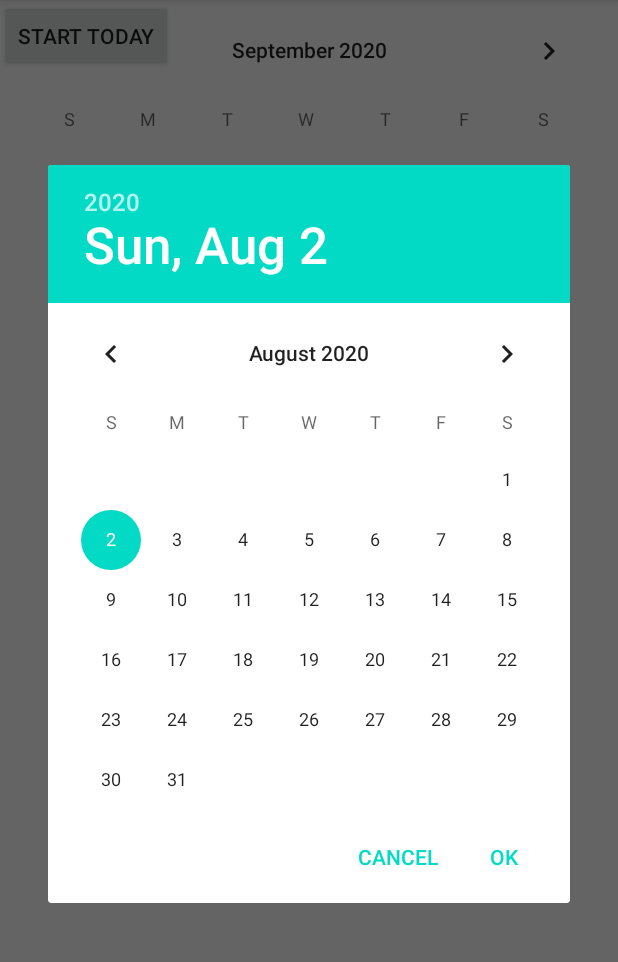
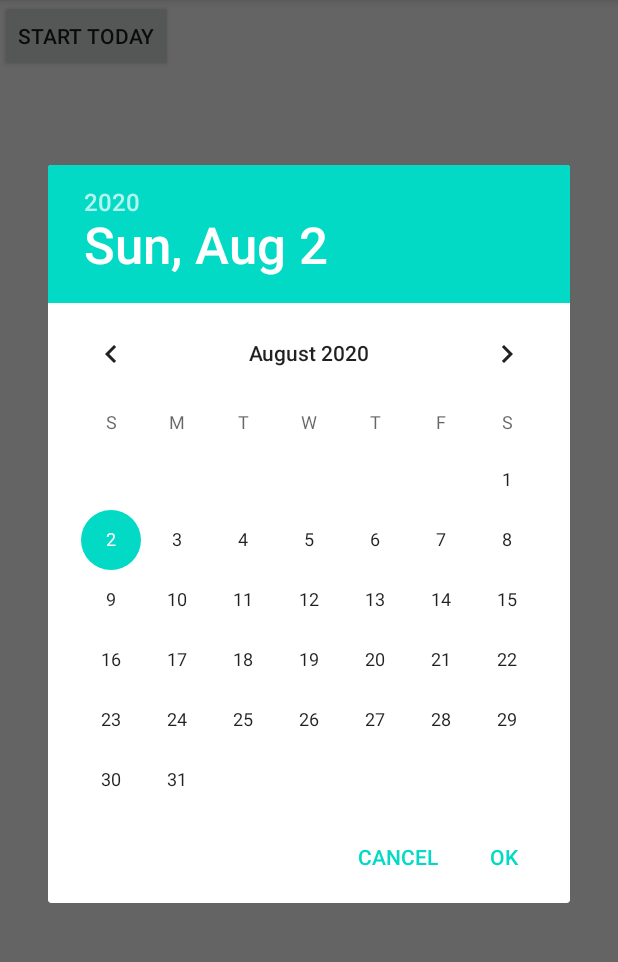
Before and after one commit to MemoTonui/Diary, an Android app: the Page1 screen opened directly, with no data from a screen before it, after a tap on "START TODAY", on a phone screen of 412 x 824 dp, the part 84-1046 px from its top. Run offline under Robolectric (Android 15) with nearby library versions, the phone set to English and light mode, and no system bars; Roboto replaces fonts that are not available here; 2 other taps on this screen came first.

Commit message:
Change colors

```diff
--- a/app/src/main/java/com/moringa/diary/DatePickerFragment.java
+++ b/app/src/main/java/com/moringa/diary/DatePickerFragment.java
@@ -25,5 +25,6 @@ public class DatePickerFragment extends DialogFragment implements DatePickerDial
 
     public void onDateSet(DatePicker view, int year, int month, int day) {
         // Do something with the date chosen by the user
+
     }
 }
--- a/app/src/main/java/com/moringa/diary/Login.java
+++ b/app/src/main/java/com/moringa/diary/Login.java
@@ -33,14 +33,14 @@ public class Login extends AppCompatActivity implements View.OnClickListener {
 
     @Override
     public void onClick(View view) {
-        Intent intent = getIntent();
+      /*  Intent intent = getIntent();
         String name = intent.getStringExtra("name");
         String email = intent.getStringExtra("email");
 
         if( name != mName2.getText().toString() || email != mEmail2.getText().toString()){
 
         }
-        else{
+        else{*/
             String name2 = mName2.getText().toString();
             Intent intent1 = new Intent(Login.this,Page1.class);
             Toast.makeText(Login.this, "Hi "+name2 +" !! You have successfully Logged in", Toast.LENGTH_LONG).show();
@@ -48,4 +48,3 @@ public class Login extends AppCompatActivity implements View.OnClickListener {
         }
 
     }
-}
--- a/app/src/main/java/com/moringa/diary/Page1.java
+++ b/app/src/main/java/com/moringa/diary/Page1.java
@@ -13,7 +13,6 @@ public class Page1 extends AppCompatActivity {
         super.onCreate(savedInstanceState);
         setContentView(R.layout.page1);
 
-
     }
     public void showDatePickerDialog(View v) {
         DialogFragment newFragment = new DatePickerFragment();
--- a/app/src/main/res/layout/activity_main.xml
+++ b/app/src/main/res/layout/activity_main.xml
@@ -31,7 +31,7 @@
         android:layout_alignParentBottom="true"
         android:layout_centerHorizontal="true"
         android:layout_marginBottom="0dp"
-        android:backgroundTint="#CE6D8B"
+        android:backgroundTint="#03DAC5"
         android:text="Click Here to get started"
         android:textColor="#FFFFFF" />
 
--- a/app/src/main/res/layout/login.xml
+++ b/app/src/main/res/layout/login.xml
@@ -14,7 +14,7 @@
         android:layout_marginTop="105dp"
         android:letterSpacing="0.2"
         android:text="Login"
-        android:textColor="#CE6D8B"
+        android:textColor="#03DAC5"
         android:textSize="50dp"
         android:textStyle="bold" />
 
@@ -48,7 +48,7 @@
         android:layout_below="@id/email2"
        android:layout_marginTop="50dp"
         android:layout_centerHorizontal="true"
-        android:backgroundTint="#CE6D8B"
+        android:backgroundTint="#03DAC5"
         android:text="Login"
         android:textColor="#F6FAF9" />
 </RelativeLayout>
--- a/app/src/main/res/layout/page1.xml
+++ b/app/src/main/res/layout/page1.xml
@@ -2,12 +2,6 @@
 <RelativeLayout xmlns:android="http://schemas.android.com/apk/res/android"
     android:layout_width="match_parent"
     android:layout_height="match_parent">
-
-
-    <CalendarView
-        android:id="@+id/calendarView"
-        android:layout_width="match_parent"
-        android:layout_height="266dp" />
 
     <Button
         android:layout_width="wrap_content"
--- a/app/src/main/res/layout/sign_up.xml
+++ b/app/src/main/res/layout/sign_up.xml
@@ -43,7 +43,7 @@
         android:layout_height="wrap_content"
         android:layout_alignParentBottom="true"
         android:layout_centerHorizontal="true"
-        android:backgroundTint="#CE6D8B"
+        android:backgroundTint="#03DAC5"
         android:text="Sign Up"
         android:textColor="#F6FAF9" />
 
```
